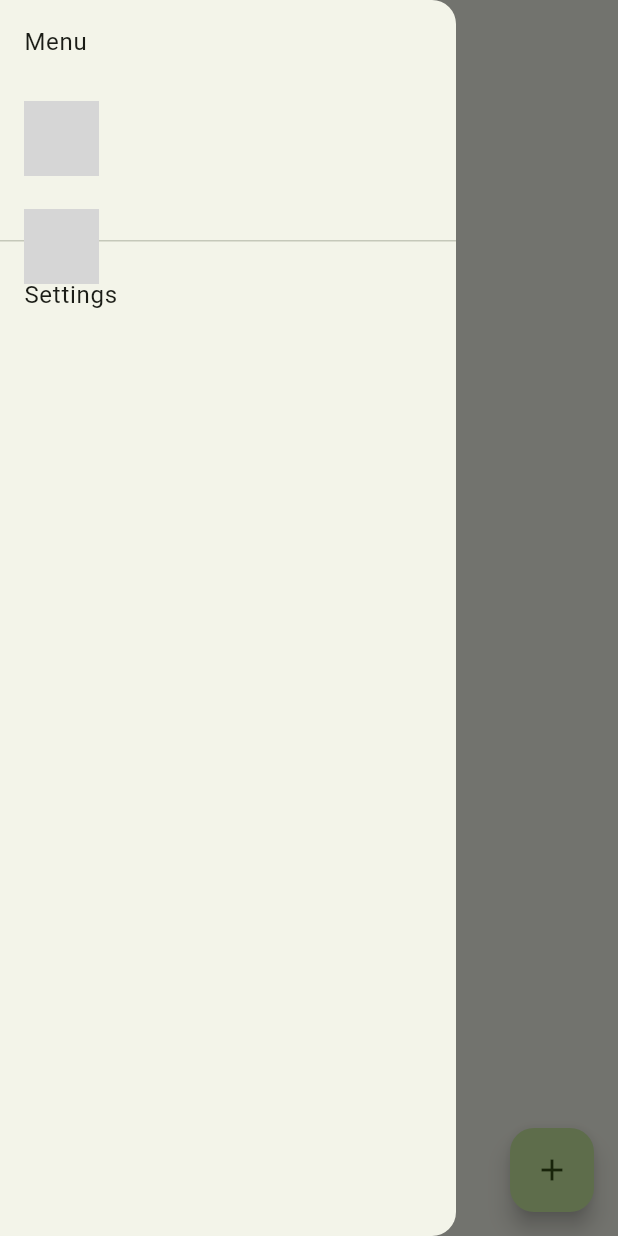
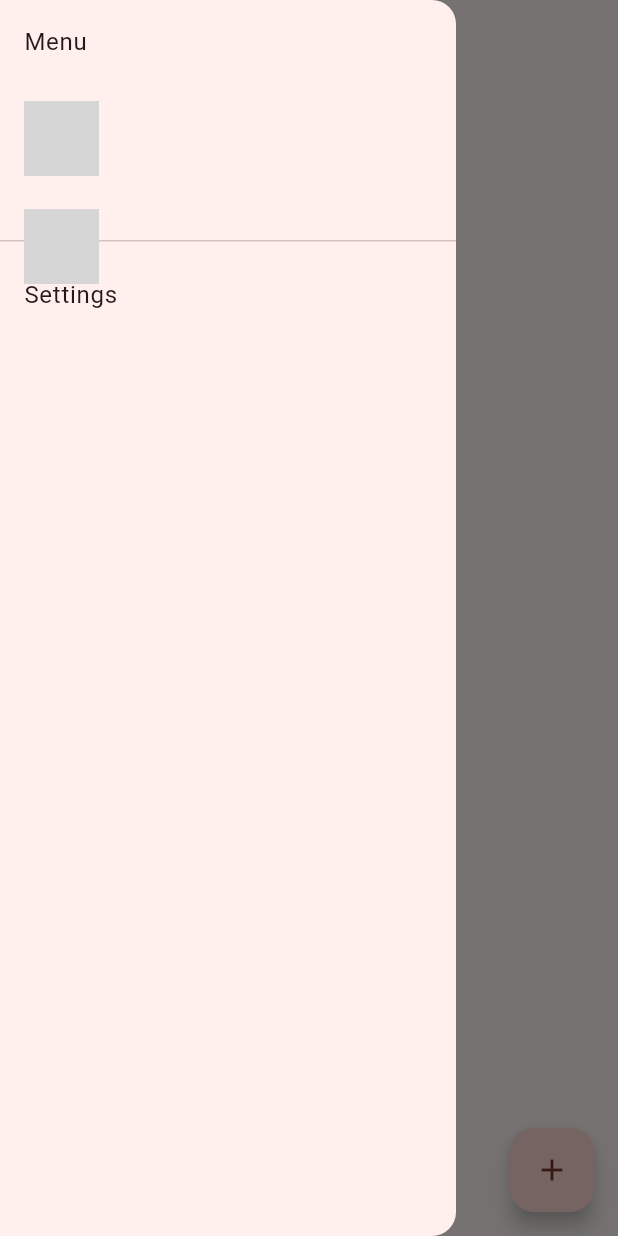
Before and after one commit to tomarra/toms_recipe_app, a Flutter app: the screen it shows after launch, with the side drawer open, on a phone screen of 412 x 824 dp. Run offline on Flutter 3.47's test engine with Material 3 defaults, Android fonts, the phone set to English and light mode, and no system bars; network calls fail; grey boxes are pictures that could not be loaded.

Commit message:
fix: update color to red

```diff
--- a/lib/main.dart
+++ b/lib/main.dart
@@ -11,7 +11,7 @@ class MyApp extends StatelessWidget {
   Widget build(BuildContext context) {
     return MaterialApp(
       title: 'Tom\'s Recipes App',
-      theme: ThemeData(colorSchemeSeed: Colors.lightGreen, useMaterial3: true),
+      theme: ThemeData(colorSchemeSeed: Colors.red, useMaterial3: true),
       home: const RecipeListPage(),
     );
   }
```
